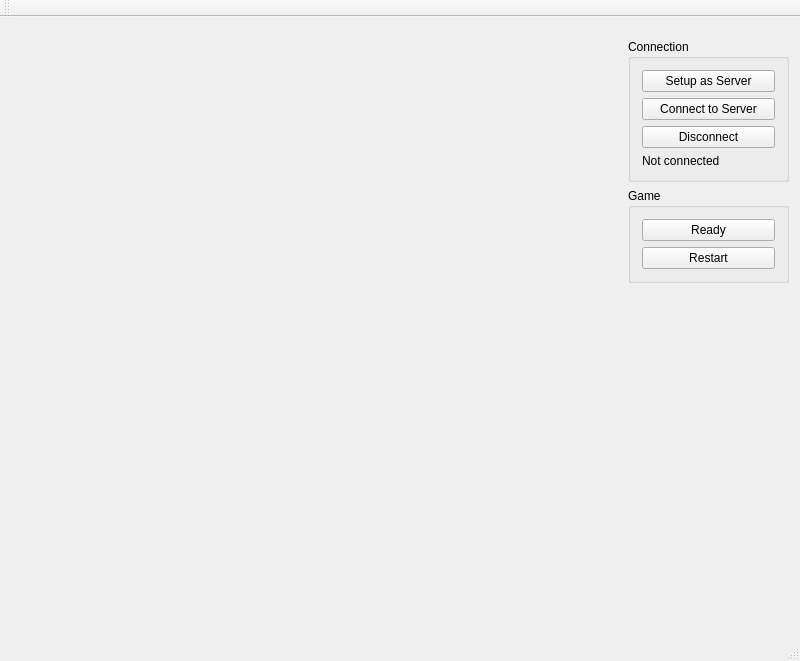
Qt form src/gomoku.ui (roastduck/gomoku) before a commit.
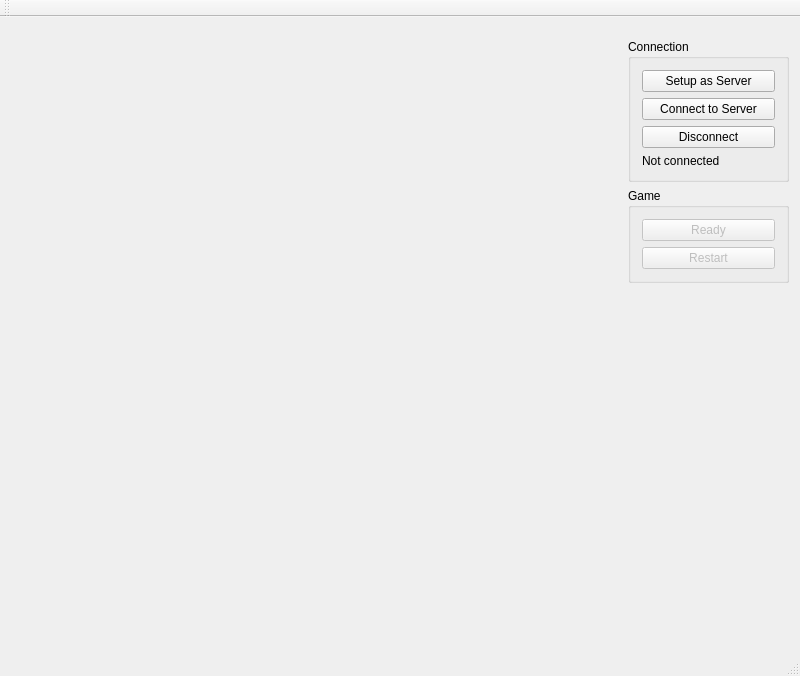
The same form after that commit.

Diff of the .ui file:
```diff
--- a/src/gomoku.ui
+++ b/src/gomoku.ui
@@ -7,7 +7,7 @@
     <x>0</x>
     <y>0</y>
     <width>800</width>
-    <height>600</height>
+    <height>676</height>
    </rect>
   </property>
   <property name="windowTitle">
@@ -111,6 +111,9 @@
          <layout class="QVBoxLayout" name="verticalLayout_3">
           <item>
            <widget class="QPushButton" name="readyButton">
+            <property name="enabled">
+             <bool>false</bool>
+            </property>
             <property name="text">
              <string>Ready</string>
             </property>
@@ -118,6 +121,9 @@
           </item>
           <item>
            <widget class="QPushButton" name="restartButton">
+            <property name="enabled">
+             <bool>false</bool>
+            </property>
             <property name="text">
              <string>Restart</string>
             </property>
```
